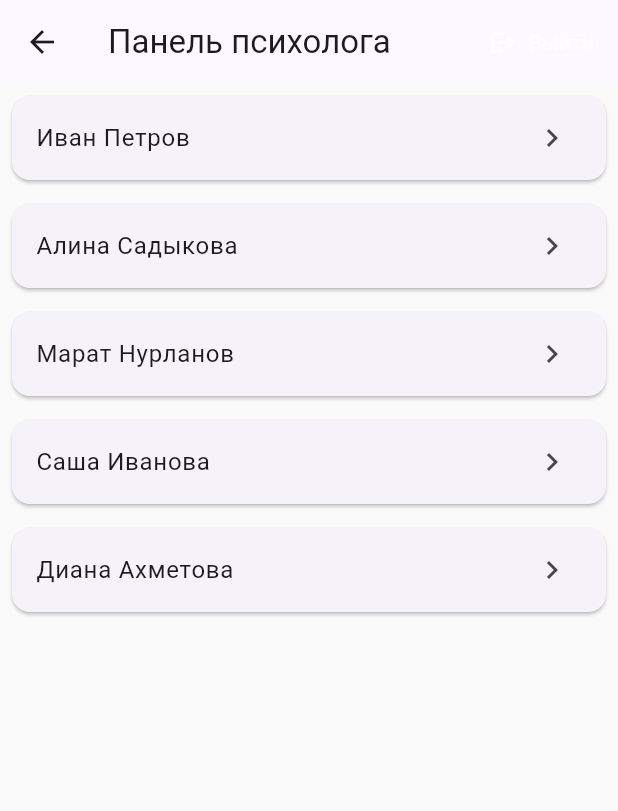
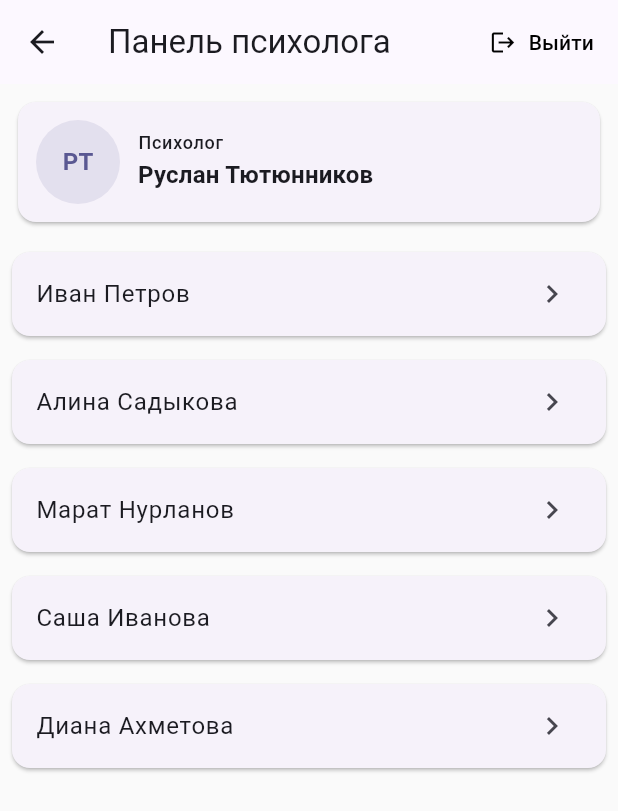
Before and after one commit to ruslanflutterdev/Psychologist, a Flutter app: the PsychologistScreen screen opened by its route, on a phone screen of 412 x 824 dp. Shown: the top 811 px of the screen. Run offline on Flutter 3.47's test engine with Material 3 defaults, Android fonts, the phone set to English and light mode, and no system bars; our stand-ins replace fl_chart, flutter_bloc.

Commit message:
добавил модель PsychologistModel и сервис PsychologistService, реализовал MockPsychologistService и зарегестрировал в ServiceRegistry , создал виджет PsychologistHeader (аватар + ), экран PsychologistScreen показывает профиль психолога над списком детей, убрал debug надпись

```diff
--- a/lib/core/services/service_registry.dart
+++ b/lib/core/services/service_registry.dart
@@ -6,17 +6,21 @@ import 'package:heros_journey/features/child_screen/viewmodel/services/child_pro
 import 'package:heros_journey/features/child_screen/viewmodel/services/child_service.dart';
 import 'package:heros_journey/features/child_screen/viewmodel/services/mock_child_progress_service.dart';
 import 'package:heros_journey/features/child_screen/viewmodel/services/mock_child_service.dart';
+import 'package:heros_journey/features/psychologist_screen/viewmodel/services/mock_psychologist_service.dart';
+import 'package:heros_journey/features/psychologist_screen/viewmodel/services/psychologist_service.dart';
 
 class ServiceRegistry {
   static late AuthService auth;
   static late ChildService child;
   static late QuestService quest;
   static late ProgressService progress;
+  static late PsychologistService psychologist;
 
   static void initMocks() {
     auth = MockAuthService();
     child = MockChildService();
     quest = MockQuestService();
     progress = MockProgressService();
+    psychologist = MockPsychologistService();
   }
 }
--- /dev/null
+++ b/lib/features/psychologist_screen/view/models/psychologist_model.dart
@@ -0,0 +1,21 @@
+import 'package:flutter/material.dart';
+
+class PsychologistModel {
+  final String firstName;
+  final String lastName;
+  final String? avatarUrl;
+
+  const PsychologistModel({
+    required this.firstName,
+    required this.lastName,
+    this.avatarUrl,
+  });
+
+  String get fullName => '$firstName $lastName';
+
+  String get initials {
+    final f = firstName.isNotEmpty ? firstName.characters.first : '';
+    final l = lastName.isNotEmpty ? lastName.characters.first : '';
+    return (f + l).toUpperCase();
+  }
+}
--- a/lib/features/psychologist_screen/view/screens/psychologist_screen.dart
+++ b/lib/features/psychologist_screen/view/screens/psychologist_screen.dart
@@ -1,9 +1,9 @@
 import 'package:flutter/material.dart';
 import 'package:flutter_bloc/flutter_bloc.dart';
-import 'package:heros_journey/core/services/service_registry.dart';
 import 'package:heros_journey/core/session/session_cubit.dart';
 import 'package:heros_journey/features/child_screen/view/models/child_model.dart';
 import 'package:heros_journey/features/child_screen/view/screens/child_screen.dart';
+import 'package:heros_journey/features/psychologist_screen/viewmodel/widgets/psychologist_body.dart';
 
 class PsychologistScreen extends StatelessWidget {
   const PsychologistScreen({super.key});
@@ -16,49 +16,11 @@ class PsychologistScreen extends StatelessWidget {
     ).pushNamedAndRemoveUntil('/login', (route) => false);
   }
 
-  Future<List<ChildModel>> _loadChildren() {
-    return ServiceRegistry.child.getChildren();
-  }
-
   void _openChild(BuildContext context, ChildModel child) {
     Navigator.of(context).push(
       MaterialPageRoute<void>(
         builder: (_) => ChildScreen(childId: child.id, childName: child.name),
       ),
-    );
-  }
-
-  Widget _buildChildTile(BuildContext context, ChildModel child) {
-    return Card(
-      margin: const EdgeInsets.all(8),
-      child: ListTile(
-        title: Text(child.name),
-        trailing: const Icon(Icons.chevron_right),
-        onTap: () => _openChild(context, child),
-      ),
-    );
-  }
-
-  Widget _buildList(BuildContext context, List<ChildModel> children) {
-    return ListView.builder(
-      itemCount: children.length,
-      itemBuilder: (context, i) => _buildChildTile(context, children[i]),
-    );
-  }
-
-  Widget _buildBody(BuildContext context) {
-    return FutureBuilder<List<ChildModel>>(
-      future: _loadChildren(),
-      builder: (context, snapshot) {
-        if (snapshot.connectionState != ConnectionState.done) {
-          return const Center(child: CircularProgressIndicator());
-        }
-        if (snapshot.hasError) {
-          return Center(child: Text('Ошибка загрузки: ${snapshot.error}'));
-        }
-        final children = snapshot.data ?? const <ChildModel>[];
-        return _buildList(context, children);
-      },
     );
   }
 
@@ -79,12 +41,12 @@ class PsychologistScreen extends StatelessWidget {
               icon: const Icon(Icons.logout),
               label: const Text('Выйти'),
               style: TextButton.styleFrom(
-                foregroundColor: Theme.of(context).colorScheme.onPrimary,
+                foregroundColor: Colors.black,
               ),
             ),
           ],
         ),
-        body: _buildBody(context),
+        body: PsychologistBody(onOpenChild: (c) => _openChild(context, c)),
       ),
     );
   }
--- /dev/null
+++ b/lib/features/psychologist_screen/viewmodel/services/mock_psychologist_service.dart
@@ -0,0 +1,18 @@
+import 'dart:async';
+import 'package:heros_journey/features/psychologist_screen/view/models/psychologist_model.dart';
+import 'package:heros_journey/features/psychologist_screen/viewmodel/services/psychologist_service.dart';
+
+class MockPsychologistService implements PsychologistService {
+  Duration latency = const Duration(milliseconds: 350);
+  bool failNetwork = false;
+
+  @override
+  Future<PsychologistModel> getProfile() async {
+    await Future<void>.delayed(latency);
+    if (failNetwork) {
+      throw Exception('NETWORK: Сеть недоступна');
+    }
+
+    return const PsychologistModel(firstName: 'Руслан', lastName: 'Тютюнников');
+  }
+}
--- /dev/null
+++ b/lib/features/psychologist_screen/viewmodel/services/psychologist_service.dart
@@ -0,0 +1,5 @@
+import 'package:heros_journey/features/psychologist_screen/view/models/psychologist_model.dart';
+
+abstract class PsychologistService {
+  Future<PsychologistModel> getProfile();
+}
--- /dev/null
+++ b/lib/features/psychologist_screen/viewmodel/widgets/child_tile.dart
@@ -0,0 +1,21 @@
+import 'package:flutter/material.dart';
+import 'package:heros_journey/features/child_screen/view/models/child_model.dart';
+
+class ChildTile extends StatelessWidget {
+  final ChildModel child;
+  final VoidCallback onTap;
+
+  const ChildTile({super.key, required this.child, required this.onTap});
+
+  @override
+  Widget build(BuildContext context) {
+    return Card(
+      margin: const EdgeInsets.all(8),
+      child: ListTile(
+        title: Text(child.name),
+        trailing: const Icon(Icons.chevron_right),
+        onTap: onTap,
+      ),
+    );
+  }
+}
--- /dev/null
+++ b/lib/features/psychologist_screen/viewmodel/widgets/children_list.dart
@@ -0,0 +1,23 @@
+import 'package:flutter/material.dart';
+import 'package:heros_journey/features/child_screen/view/models/child_model.dart';
+import 'package:heros_journey/features/psychologist_screen/viewmodel/widgets/child_tile.dart';
+
+class ChildrenList extends StatelessWidget {
+  final List<ChildModel> children;
+  final void Function(ChildModel child) onOpenChild;
+
+  const ChildrenList({
+    super.key,
+    required this.children,
+    required this.onOpenChild,
+  });
+
+  @override
+  Widget build(BuildContext context) {
+    return ListView.builder(
+      itemCount: children.length,
+      itemBuilder: (context, i) =>
+          ChildTile(child: children[i], onTap: () => onOpenChild(children[i])),
+    );
+  }
+}
--- /dev/null
+++ b/lib/features/psychologist_screen/viewmodel/widgets/psychologist_body.dart
@@ -0,0 +1,61 @@
+import 'package:flutter/material.dart';
+import 'package:heros_journey/core/services/service_registry.dart';
+import 'package:heros_journey/features/child_screen/view/models/child_model.dart';
+import 'package:heros_journey/features/psychologist_screen/view/models/psychologist_model.dart';
+import 'package:heros_journey/features/psychologist_screen/viewmodel/widgets/children_list.dart';
+import 'package:heros_journey/features/psychologist_screen/viewmodel/widgets/psychologist_header.dart';
+import 'package:heros_journey/features/psychologist_screen/viewmodel/widgets/psychologist_header_skeleton.dart';
+
+class PsychologistBody extends StatelessWidget {
+  final void Function(ChildModel child) onOpenChild;
+
+  const PsychologistBody({super.key, required this.onOpenChild});
+
+  Future<PsychologistModel> _loadProfile() =>
+      ServiceRegistry.psychologist.getProfile();
+
+  Future<List<ChildModel>> _loadChildren() =>
+      ServiceRegistry.child.getChildren();
+
+  @override
+  Widget build(BuildContext context) {
+    return FutureBuilder<PsychologistModel>(
+      future: _loadProfile(),
+      builder: (context, profileSnap) {
+        final header = switch (profileSnap.connectionState) {
+          ConnectionState.done =>
+            profileSnap.hasError
+                ? const SizedBox.shrink()
+                : PsychologistHeader(profile: profileSnap.data!),
+          _ => const PsychologistHeaderSkeleton(),
+        };
+
+        return Column(
+          children: [
+            header,
+            Expanded(
+              child: FutureBuilder<List<ChildModel>>(
+                future: _loadChildren(),
+                builder: (context, snapshot) {
+                  if (snapshot.connectionState != ConnectionState.done) {
+                    return const Center(child: CircularProgressIndicator());
+                  }
+                  if (snapshot.hasError) {
+                    return Center(
+                      child: Text('Ошибка загрузки: ${snapshot.error}'),
+                    );
+                  }
+                  final children = snapshot.data ?? const <ChildModel>[];
+                  return ChildrenList(
+                    children: children,
+                    onOpenChild: onOpenChild,
+                  );
+                },
+              ),
+            ),
+          ],
+        );
+      },
+    );
+  }
+}
--- /dev/null
+++ b/lib/features/psychologist_screen/viewmodel/widgets/psychologist_header.dart
@@ -0,0 +1,61 @@
+import 'package:flutter/material.dart';
+import 'package:heros_journey/features/psychologist_screen/view/models/psychologist_model.dart';
+
+class PsychologistHeader extends StatelessWidget {
+  final PsychologistModel profile;
+
+  const PsychologistHeader({super.key, required this.profile});
+
+  @override
+  Widget build(BuildContext context) {
+    final theme = Theme.of(context);
+    final cs = theme.colorScheme;
+
+    Widget avatar() {
+      if (profile.avatarUrl != null && profile.avatarUrl!.isNotEmpty) {
+        return CircleAvatar(
+          radius: 28,
+          backgroundImage: NetworkImage(profile.avatarUrl!),
+          backgroundColor: cs.surfaceContainerHighest,
+        );
+      }
+      return CircleAvatar(
+        radius: 28,
+        backgroundColor: cs.primary.withValues(alpha: 0.12),
+        child: Text(
+          profile.initials,
+          style: theme.textTheme.titleMedium!.copyWith(
+            fontWeight: FontWeight.w700,
+            color: cs.primary,
+          ),
+        ),
+      );
+    }
+
+    return Card(
+      margin: const EdgeInsets.all(12),
+      child: Padding(
+        padding: const EdgeInsets.all(12),
+        child: Row(
+          children: [
+            avatar(),
+            const SizedBox(width: 12),
+            Column(
+              crossAxisAlignment: CrossAxisAlignment.start,
+              children: [
+                Text('Психолог', style: theme.textTheme.labelMedium),
+                const SizedBox(height: 2),
+                Text(
+                  profile.fullName,
+                  style: theme.textTheme.titleMedium!.copyWith(
+                    fontWeight: FontWeight.w600,
+                  ),
+                ),
+              ],
+            ),
+          ],
+        ),
+      ),
+    );
+  }
+}
--- /dev/null
+++ b/lib/features/psychologist_screen/viewmodel/widgets/psychologist_header_skeleton.dart
@@ -0,0 +1,22 @@
+import 'package:flutter/material.dart';
+
+class PsychologistHeaderSkeleton extends StatelessWidget {
+  const PsychologistHeaderSkeleton({super.key});
+
+  @override
+  Widget build(BuildContext context) {
+    return const Card(
+      margin: EdgeInsets.all(12),
+      child: Padding(
+        padding: EdgeInsets.all(12),
+        child: SizedBox(
+          height: 56,
+          child: Align(
+            alignment: Alignment.centerLeft,
+            child: CircularProgressIndicator(),
+          ),
+        ),
+      ),
+    );
+  }
+}
--- a/lib/main.dart
+++ b/lib/main.dart
@@ -20,6 +20,7 @@ class PsychWebApp extends StatelessWidget {
       create: (_) => SessionCubit(),
       child: MaterialApp(
         title: 'PsyWell – Psychologist Web',
+        debugShowCheckedModeBanner: false,
         theme: AppTheme.light,
         initialRoute: '/login',
         onGenerateRoute: AppRouter.onGenerateRoute,
```
